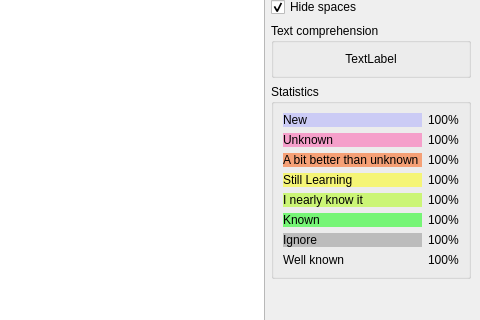
555oya/chinese-reader, file mainwindow.ui: the form before one commit; both pictures show x 595 to 1075 and y 124 to 444 of the 1075 by 658 pixel window.
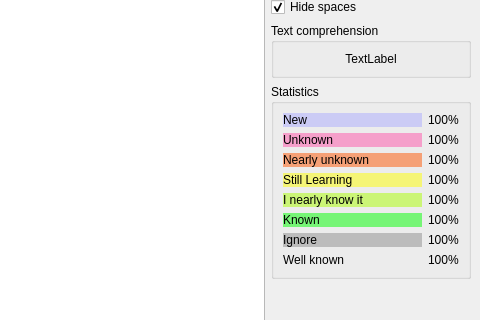
The form after the commit.

Patch:
```diff
--- a/mainwindow.ui
+++ b/mainwindow.ui
@@ -127,7 +127,7 @@
           <string notr="true">background-color: rgba(255,85,0, 0.5);</string>
          </property>
          <property name="text">
-          <string>A bit better than unknown</string>
+          <string>Nearly unknown</string>
          </property>
         </widget>
        </item>
```
